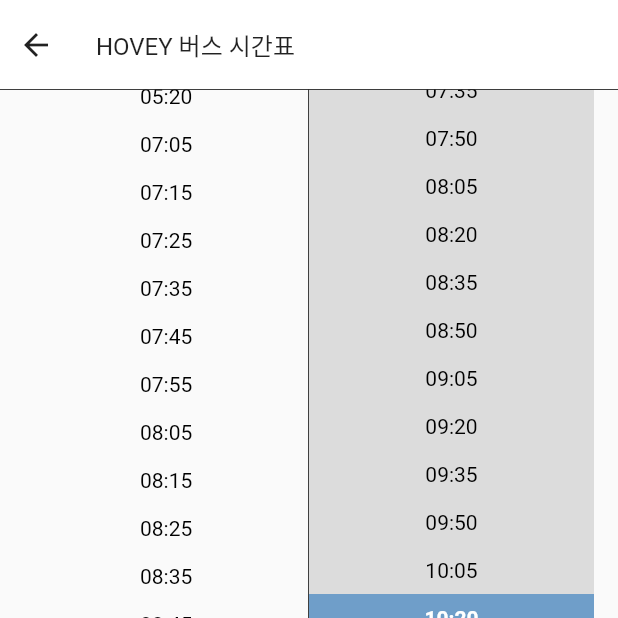
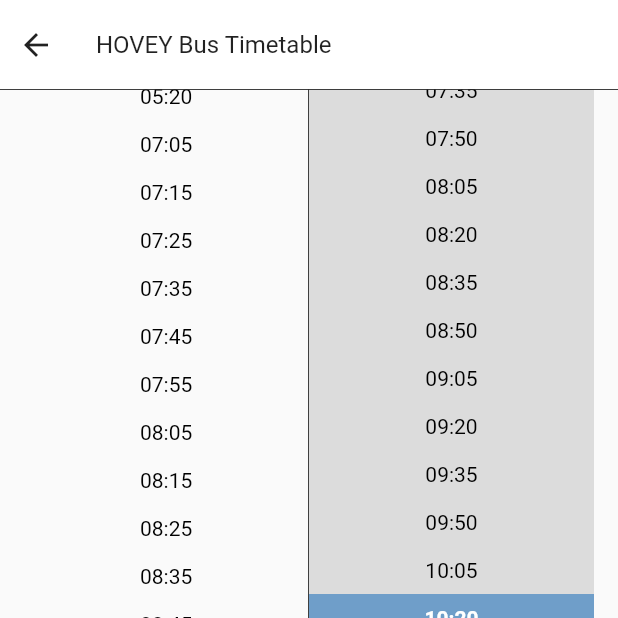
Before and after one commit to kohj1018/my_casey, a Flutter app: the screen it shows after launch, after a tap on "HOVEY", on a phone screen of 412 x 824 dp, the top half of it. Run offline on Flutter 3.47's test engine with Material 2 defaults, Android fonts, the phone set to English and light mode, and no system bars; our stand-ins replace easy_localization, shared_preferences, table_calendar.

Commit message:
[add] 다국어 설정 완료 (영어 추가)

```diff
--- /dev/null
+++ b/assets/translations/en.json
@@ -0,0 +1,16 @@
+{
+  "curTime": "Current Time : ",
+  "holidayOrNot": "Holiday : ",
+  "departureBus": "{} Bus",
+  "afterDeparture": "Departure ",
+  "lapse": " ago",
+  "departure": "Departure in ",
+  "min": "{}min",
+  "before": "",
+  "viewLatestTimetable" : "View the latest timetable",
+  "timeTable" : "Bus TimeTable",
+  "schedule": "Schedule",
+  "busTimeTable": "{} Bus Timetable",
+  "weekday": "Weekday",
+  "weekend": "Weekend"
+}
--- /dev/null
+++ b/assets/translations/ko.json
@@ -0,0 +1,16 @@
+{
+  "curTime": "현재시간 : ",
+  "holidayOrNot": "휴일 여부 : ",
+  "departureBus": "{} 출발 버스",
+  "afterDeparture": "출발 후 ",
+  "lapse": " 경과",
+  "departure": "출발 ",
+  "min": "{}분",
+  "before": " 전",
+  "viewLatestTimetable" : "최신 시간표로 보기",
+  "timeTable" : "버스시간표",
+  "schedule": "일정",
+  "busTimeTable": "{} 버스 시간표",
+  "weekday": "평일",
+  "weekend": "휴일"
+}
--- a/lib/component/bus_time_card.dart
+++ b/lib/component/bus_time_card.dart
@@ -1,3 +1,4 @@
+import 'package:easy_localization/easy_localization.dart';
 import 'package:flutter/material.dart';
 import 'package:my_casey/const/colors.dart';
 import 'package:my_casey/screen/detail_bus_schedule_screen.dart';
@@ -73,43 +74,67 @@ class BusTimeCard extends StatelessWidget {
                   children: [
                     if (lastBusMinDiff >= 0) RichText(
                       text: TextSpan(
-                        text: '$modifiedLastBusTime 출발 버스\n- 출발 후 ',
+                        text: 'departureBus'.tr(args: [modifiedLastBusTime]),
                         style: const TextStyle(
                           color: Colors.black,
                         ),
                         children: [
+                          const TextSpan(
+                            text: '\n- ',
+                            style: TextStyle(
+                              color: Colors.black,
+                            ),
+                          ),
                           TextSpan(
-                            text: '$lastBusMinDiff분',
+                            text: 'afterDeparture'.tr(),
+                            style: const TextStyle(
+                              color: Colors.black,
+                            ),
+                          ),
+                          TextSpan(
+                            text: 'min'.tr(args: [lastBusMinDiff.toString()]),
                             style: const TextStyle(
                               color: Colors.red,
                             ),
                           ),
-                          const TextSpan(
-                            text: ' 경과',
-                            style: TextStyle(
+                          TextSpan(
+                            text: 'lapse'.tr(),
+                            style: const TextStyle(
                               color: Colors.black,
                             ),
                           )
                         ]
                       ),
                     ),
-                    SizedBox(height: 8.0),
+                    const SizedBox(height: 8.0),
                     if (nextBusMinDiff >= 0) RichText(
                       text: TextSpan(
-                        text: '$modifiedNextBusTime 출발 버스\n- 출발 ',
+                        text: 'departureBus'.tr(args: [modifiedNextBusTime]),
                         style: const TextStyle(
                           color: Colors.black,
                         ),
                         children: [
+                          const TextSpan(
+                            text: '\n- ',
+                            style: TextStyle(
+                              color: Colors.black,
+                            ),
+                          ),
                           TextSpan(
-                            text: '$nextBusMinDiff분',
+                            text: 'departure'.tr(),
+                            style: const TextStyle(
+                              color: Colors.black,
+                            ),
+                          ),
+                          TextSpan(
+                            text: 'min'.tr(args: [nextBusMinDiff.toString()]),
                             style: const TextStyle(
                                 color: Colors.blueAccent,
                             ),
                           ),
-                          const TextSpan(
-                            text: ' 전',
-                            style: TextStyle(
+                          TextSpan(
+                            text: 'before'.tr(),
+                            style: const TextStyle(
                               color: Colors.black,
                             ),
                           )
--- a/lib/main.dart
+++ b/lib/main.dart
@@ -1,16 +1,36 @@
 import 'package:flutter/material.dart';
 import 'package:my_casey/screen/home_screen.dart';
 import 'package:intl/date_symbol_data_local.dart';
+import 'package:easy_localization/easy_localization.dart';
 
 void main() async {
   WidgetsFlutterBinding.ensureInitialized();
-
+  await EasyLocalization.ensureInitialized();
   await initializeDateFormatting();
 
   runApp(
-    const MaterialApp(
-      debugShowCheckedModeBanner: false,
-      home: HomeScreen(),
-    )
+    EasyLocalization(
+        saveLocale: true,
+        useOnlyLangCode: true,
+        supportedLocales: const [Locale('ko'), Locale('en')],
+        path: 'assets/translations',
+        fallbackLocale: const Locale('en'),
+        child: const MyApp()
+    ),
   );
 }
+
+class MyApp extends StatelessWidget {
+  const MyApp({Key? key}) : super(key: key);
+
+  @override
+  Widget build(BuildContext context) {
+    return MaterialApp(
+      localizationsDelegates: context.localizationDelegates,
+      supportedLocales: context.supportedLocales,
+      locale: context.locale,
+      debugShowCheckedModeBanner: false,
+      home: const HomeScreen(),
+    );
+  }
+}
--- a/lib/screen/bus_schedule_screen.dart
+++ b/lib/screen/bus_schedule_screen.dart
@@ -1,3 +1,4 @@
+import 'package:easy_localization/easy_localization.dart';
 import 'package:flutter/material.dart';
 import 'package:intl/intl.dart';
 import 'package:my_casey/component/bus_time_card.dart';
@@ -68,13 +69,22 @@ class _BusScheduleScreenState extends State<BusScheduleScreen> {
                       Row(
                         mainAxisAlignment: MainAxisAlignment.spaceBetween,
                         children: [
-                          Text(
-                            '현재시간 : $modifiedCurTime',
+                          RichText(
                             textAlign: TextAlign.left,
+                            text: TextSpan(
+                              text: 'curTime'.tr(),
+                              style: const TextStyle(color: Colors.black),
+                              children: [
+                                TextSpan(
+                                  text: modifiedCurTime,
+                                  style: const TextStyle(color: Colors.black),
+                                )
+                              ]
+                            )
                           ),
                           RichText(
                             text: TextSpan(
-                                text: '휴일 여부 : ',
+                                text: 'holidayOrNot'.tr(),
                                 style: const TextStyle(color: Colors.black),
                                 children: [
                                   TextSpan(
@@ -125,7 +135,7 @@ class _BusScheduleScreenState extends State<BusScheduleScreen> {
                       const SizedBox(height: 18.0),
                       Row(
                         children: [
-                          const Text('최신 시간표로 보기'),
+                          Text(tr('viewLatestTimetable')),
                           Switch(
                             value: isUpdatedTimeTable,
                             onChanged: (value) async {
--- a/lib/screen/calendar_screen.dart
+++ b/lib/screen/calendar_screen.dart
@@ -18,7 +18,6 @@ class _CalendarScreenState extends State<CalendarScreen> {
   @override
   Widget build(BuildContext context) {
     return TableCalendar(
-      locale: 'ko_KR',
       firstDay: DateTime.utc(2023, 9, 1),
       lastDay: DateTime.utc(2024, 10, 31),
       focusedDay: focusedDay,
@@ -51,7 +50,7 @@ class _CalendarScreenState extends State<CalendarScreen> {
       calendarBuilders: CalendarBuilders(
         dowBuilder: (context, day) {
           if (day.weekday == DateTime.sunday) {
-            final text = DateFormat.E('ko').format(day);
+            final text = DateFormat.E().format(day);
 
             return Center(
               child: Text(
@@ -61,7 +60,7 @@ class _CalendarScreenState extends State<CalendarScreen> {
             );
           }
           if (day.weekday == DateTime.saturday) {
-            final text = DateFormat.E('ko').format(day);
+            final text = DateFormat.E().format(day);
 
             return Center(
               child: Text(
--- a/lib/screen/detail_bus_schedule_screen.dart
+++ b/lib/screen/detail_bus_schedule_screen.dart
@@ -1,3 +1,4 @@
+import 'package:easy_localization/easy_localization.dart';
 import 'package:flutter/material.dart';
 import 'package:my_casey/const/bus_time.dart';
 import 'package:my_casey/const/colors.dart';
@@ -104,9 +105,9 @@ class _DetailBusScheduleScreenState extends State<DetailBusScheduleScreen> {
                         ),
                         child: Column(
                           children: [
-                            const Text(
-                              '평일',
-                              style: TextStyle(fontSize: 16.0, fontWeight: FontWeight.bold),
+                            Text(
+                              'weekday'.tr(),
+                              style: const TextStyle(fontSize: 16.0, fontWeight: FontWeight.bold),
                             ),
                             const SizedBox(height: 16.0),
                             for (String time in weekDayTimeTable) Container(
@@ -133,9 +134,9 @@ class _DetailBusScheduleScreenState extends State<DetailBusScheduleScreen> {
                         color: widget.isWeekend ? Colors.black12 : Theme.of(context).scaffoldBackgroundColor,
                         child: Column(
                           children: [
-                            const Text(
-                              '휴일',
-                              style: TextStyle(fontSize: 16.0, fontWeight: FontWeight.bold),
+                            Text(
+                              'weekend'.tr(),
+                              style: const TextStyle(fontSize: 16.0, fontWeight: FontWeight.bold),
                             ),
                             const SizedBox(height: 12.0),
                             for (String time in weekendDayTimeTable) Container(
@@ -183,7 +184,7 @@ class _DetailBusScheduleScreenState extends State<DetailBusScheduleScreen> {
                       ),
                       const SizedBox(width: 16.0),
                       Text(
-                        '${widget.busType} 버스 시간표',
+                        'busTimeTable'.tr(args: [widget.busType]),
                         style: const TextStyle(fontSize: 16.0),
                       ),
                     ]
--- a/lib/screen/home_screen.dart
+++ b/lib/screen/home_screen.dart
@@ -1,3 +1,4 @@
+import 'package:easy_localization/easy_localization.dart';
 import 'package:flutter/material.dart';
 import 'package:my_casey/screen/bus_schedule_screen.dart';
 import 'package:my_casey/screen/calendar_screen.dart';
@@ -35,14 +36,14 @@ class _HomeScreenState extends State<HomeScreen> {
         ),
       ),
       bottomNavigationBar: BottomNavigationBar(
-        items: const [
+        items: [
           BottomNavigationBarItem(
-            icon: Icon(Icons.bus_alert_rounded),
-            label: '버스시간표',
+            icon: const Icon(Icons.bus_alert_rounded),
+            label: 'timeTable'.tr(),
           ),
           BottomNavigationBarItem(
-            icon: Icon(Icons.calendar_month),
-            label: '일정',
+            icon: const Icon(Icons.calendar_month),
+            label: 'schedule'.tr(),
           ),
         ],
         currentIndex: _selectedTapIdx,
--- a/pubspec.yaml
+++ b/pubspec.yaml
@@ -38,6 +38,7 @@ dependencies:
   intl: ^0.18.1
   table_calendar: ^3.0.9
   shared_preferences: ^2.2.1
+  easy_localization: ^3.0.3
 
 dev_dependencies:
   flutter_test:
@@ -60,6 +61,8 @@ flutter:
   # included with your application, so that you can use the icons in
   # the material Icons class.
   uses-material-design: true
+  assets:
+    - assets/translations/
 
   # To add assets to your application, add an assets section, like this:
   # assets:
```
Also changed, not shown: pubspec.lock, 4 other files.
